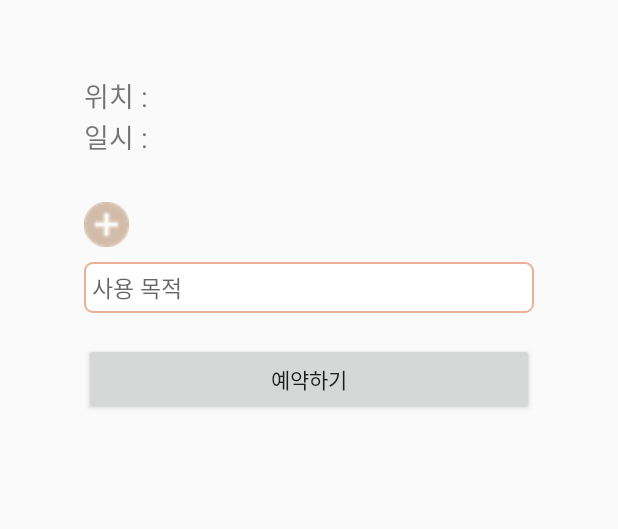
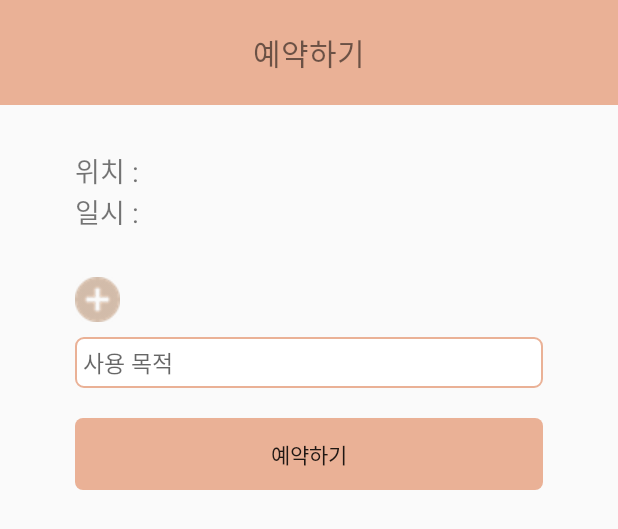
Before and after one commit to devilzCough/Stew, an Android app: the layout activity_reservation.xml on its own in the app's theme, with its tools: preview values and no code run, on a phone screen of 412 x 824 dp. Shown: the top 529 px of the screen. Run offline under Robolectric (Android 15) with nearby library versions, the phone set to English and light mode, and no system bars.

Commit message:
- study room information activity

```diff
--- a/app/src/main/java/org/androidtown/stew/FloorFragment.java
+++ b/app/src/main/java/org/androidtown/stew/FloorFragment.java
@@ -15,7 +15,6 @@ import android.widget.Spinner;
 import android.widget.TableLayout;
 import android.widget.TableRow;
 import android.widget.TextView;
-import android.widget.Toast;
 
 import java.util.ArrayList;
 import java.util.HashMap;
@@ -133,7 +132,7 @@ public class FloorFragment extends Fragment {
 
                 selectRoom = roomSpinner.getItemAtPosition(i).toString();
 
-                Toast.makeText(getActivity(),""+roomSpinner.getItemAtPosition(i), Toast.LENGTH_SHORT).show();
+                //Toast.makeText(getActivity(),""+roomSpinner.getItemAtPosition(i), Toast.LENGTH_SHORT).show();
                 linearButtonLayout.setVisibility(View.GONE);
                 if(i != 0 ) {
                     roomID = roomMap.get(roomSpinner.getItemAtPosition(i));
--- a/app/src/main/res/layout/activity_main.xml
+++ b/app/src/main/res/layout/activity_main.xml
@@ -46,7 +46,7 @@
             android:textColorHint="#CDCDCD"
             android:layout_marginTop="45dp"
             android:layout_marginBottom="15dp"
-            android:text="14010969"/>
+            android:text="14010970"/>
 
         <EditText
             android:id="@+id/editPw"
@@ -59,7 +59,7 @@
             android:background="@drawable/login_edit"
             android:textColorHint="#CDCDCD"
             android:padding="10dp"
-            android:text=""/>
+            android:text="2030621"/>
 
         <Button
         android:id="@+id/loginBtn"
--- a/app/src/main/res/layout/activity_reservation.xml
+++ b/app/src/main/res/layout/activity_reservation.xml
@@ -5,14 +5,29 @@
     android:layout_width="match_parent"
     android:layout_height="match_parent"
     android:orientation="vertical"
-    android:gravity="center_horizontal"
     app:layout_behavior="@string/appbar_scrolling_view_behavior">
-
+    <TextView
+        android:layout_width="match_parent"
+        android:layout_height="wrap_content"
+        android:background="@color/stewColor"
+        android:text="예약하기"
+        android:gravity="center"
+        android:textSize="20sp"
+        android:paddingTop="20dp"
+        android:paddingBottom="20dp"
+        />
+    <ScrollView
+        android:layout_width="match_parent"
+        android:layout_height="wrap_content"
+        android:paddingTop="30dp"
+        android:fillViewport="true">
     <LinearLayout
-        android:layout_width="300dp"
+        android:layout_width="match_parent"
+        android:paddingLeft="50dp"
+        android:paddingRight="50dp"
         android:layout_height="wrap_content"
-        android:layout_marginTop="50dp"
-        android:orientation="vertical">
+        android:orientation="vertical"
+        android:layout_gravity="center">
 
         <TextView
             android:id="@+id/txtRoom"
@@ -30,7 +45,7 @@
 
         <android.support.v7.widget.RecyclerView
             android:id="@+id/resvRecycler"
-            android:layout_width="match_parent"
+            android:layout_width="wrap_content"
             android:layout_height="wrap_content"
             android:layout_marginTop="20dp"/>
         <LinearLayout
@@ -77,6 +92,8 @@
             android:layout_height="wrap_content"
             android:layout_marginTop="20dp"
             android:text="예약하기"
-            android:onClick="onReservBtnClicked"/>
+            android:onClick="onReservBtnClicked"
+            android:background="@drawable/login_button"/>
     </LinearLayout>
+    </ScrollView>
 </LinearLayout>
--- a/app/src/main/res/layout/reserv_card.xml
+++ b/app/src/main/res/layout/reserv_card.xml
@@ -2,7 +2,7 @@
 <android.support.v7.widget.CardView
     xmlns:android="http://schemas.android.com/apk/res/android"
     android:id="@+id/resvCard"
-    android:layout_width="300dp"
+    android:layout_width="350dp"
     android:layout_height="wrap_content"
     xmlns:app="http://schemas.android.com/apk/res-auto"
     app:cardElevation="@dimen/cardview_default_elevation"
```
Also changed, not shown: app/src/main/java/org/androidtown/stew/ReservationActivity.java (+19 -2 lines).
